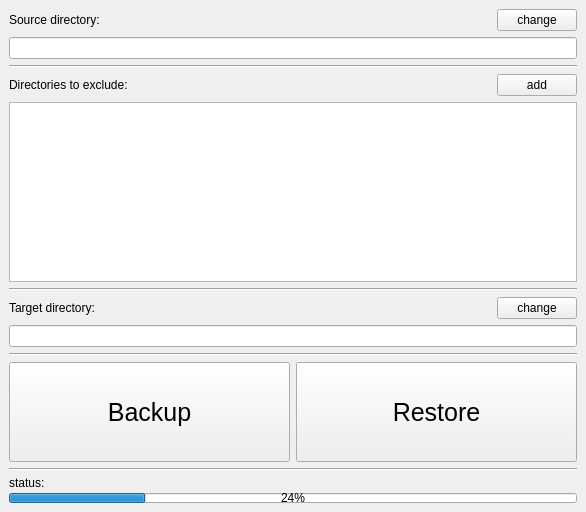
This is becap/MainWindowUi.ui in xzoert/becap as Qt 5 draws it before an edit. The edited form follows.
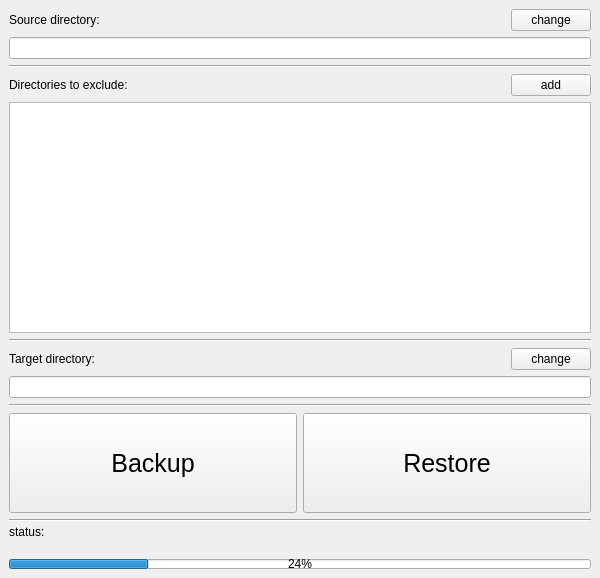
This is the edited form.

Diff of the .ui file:
```diff
--- a/becap/MainWindowUi.ui
+++ b/becap/MainWindowUi.ui
@@ -6,8 +6,8 @@
    <rect>
     <x>0</x>
     <y>0</y>
-    <width>586</width>
-    <height>512</height>
+    <width>600</width>
+    <height>578</height>
    </rect>
   </property>
   <property name="windowTitle">
@@ -249,13 +249,13 @@
          <property name="minimumSize">
           <size>
            <width>0</width>
-           <height>35</height>
+           <height>50</height>
           </size>
          </property>
          <property name="maximumSize">
           <size>
            <width>16777215</width>
-           <height>35</height>
+           <height>50</height>
           </size>
          </property>
          <layout class="QVBoxLayout" name="verticalLayout_3">
@@ -281,7 +281,7 @@
              <string>status:</string>
             </property>
             <property name="alignment">
-             <set>Qt::AlignBottom|Qt::AlignLeading|Qt::AlignLeft</set>
+             <set>Qt::AlignLeading|Qt::AlignLeft|Qt::AlignTop</set>
             </property>
            </widget>
           </item>
```
Left out of the diff: 1 changed line with no effect on the pictures.
